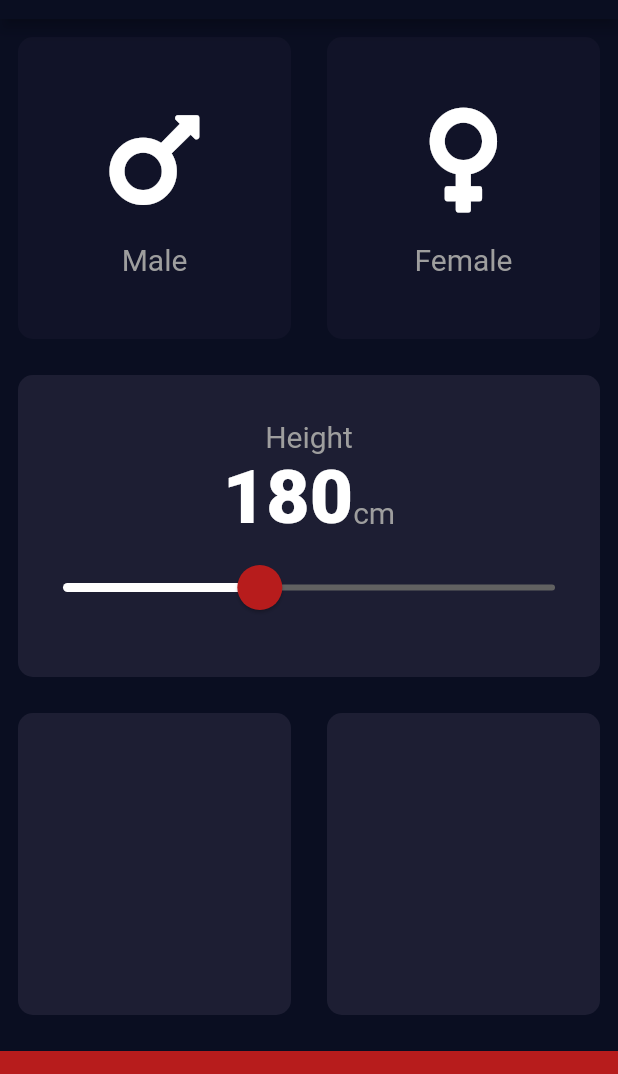
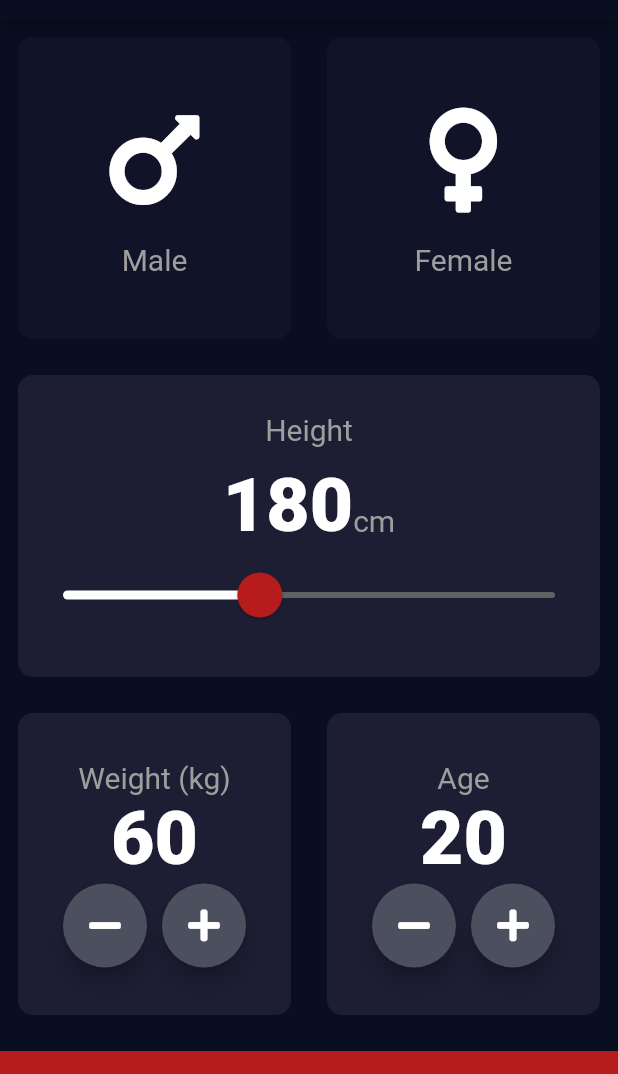
Before and after one commit to RohanBera/BMI-calculator, a Flutter app: the screen it shows after launch, on a phone screen of 412 x 824 dp, the part 65-1139 px from its top. Run offline on Flutter 3.47's test engine with Material 2 defaults, Android fonts, the phone set to English and light mode, and no system bars; our stand-ins replace font_awesome_flutter.

Commit message:
interface done done

```diff
--- a/lib/input_page.dart
+++ b/lib/input_page.dart
@@ -20,6 +20,8 @@ class _InputPageState extends State<InputPage> {
   Color femaleCardColor = kInactiveCardColor;
 
   int height = 180;
+  int weight = 60;
+  int age = 20;
 
   Gender selectedGender;
 
@@ -84,6 +86,9 @@ class _InputPageState extends State<InputPage> {
                       'Height',
                       style: kLabelTextStyle,
                     ),
+                    SizedBox(
+                      height: 10.0,
+                    ),
                     Row(
                       mainAxisAlignment: MainAxisAlignment.center,
                       crossAxisAlignment: CrossAxisAlignment.baseline,
@@ -129,10 +134,88 @@ class _InputPageState extends State<InputPage> {
               child: Row(
                 children: <Widget>[
                   Expanded(
-                    child: ReusableCard(color: kActiveCardColor),
+                    child: ReusableCard(
+                      color: kActiveCardColor,
+                      cardChild: Column(
+                        mainAxisAlignment: MainAxisAlignment.center,
+                        children: <Widget>[
+                          Text(
+                            'Weight (kg)',
+                            style: kLabelTextStyle,
+                          ),
+                          Text(
+                            weight.toString(),
+                            style: kNumberTextStyle,
+                          ),
+                          Row(
+                            mainAxisAlignment: MainAxisAlignment.center,
+                            children: <Widget>[
+                              RoundIconButton(
+                                icon: FontAwesomeIcons.minus,
+                                onPressed: () {
+                                  setState(() {
+                                    weight--;
+                                  });
+                                },
+                              ),
+                              SizedBox(
+                                width: 10.0,
+                              ),
+                              RoundIconButton(
+                                icon: FontAwesomeIcons.plus,
+                                onPressed: () {
+                                  setState(() {
+                                    weight++;
+                                  });
+                                },
+                              ),
+                            ],
+                          ),
+                        ],
+                      ),
+                    ),
                   ),
                   Expanded(
-                    child: ReusableCard(color: kActiveCardColor),
+                    child: ReusableCard(
+                      color: kActiveCardColor,
+                      cardChild: Column(
+                        mainAxisAlignment: MainAxisAlignment.center,
+                        children: <Widget>[
+                          Text(
+                            'Age',
+                            style: kLabelTextStyle,
+                          ),
+                          Text(
+                            age.toString(),
+                            style: kNumberTextStyle,
+                          ),
+                          Row(
+                            mainAxisAlignment: MainAxisAlignment.center,
+                            children: <Widget>[
+                              RoundIconButton(
+                                icon: FontAwesomeIcons.minus,
+                                onPressed: () {
+                                  setState(() {
+                                    age--;
+                                  });
+                                },
+                              ),
+                              SizedBox(
+                                width: 10.0,
+                              ),
+                              RoundIconButton(
+                                icon: FontAwesomeIcons.plus,
+                                onPressed: () {
+                                  setState(() {
+                                    age++;
+                                  });
+                                },
+                              ),
+                            ],
+                          ),
+                        ],
+                      ),
+                    ),
                   ),
                 ],
               ),
@@ -147,3 +230,25 @@ class _InputPageState extends State<InputPage> {
         ));
   }
 }
+
+class RoundIconButton extends StatelessWidget {
+  final IconData icon;
+  final Function onPressed;
+
+  RoundIconButton({@required this.icon, @required this.onPressed});
+
+  @override
+  Widget build(BuildContext context) {
+    return RawMaterialButton(
+      shape: CircleBorder(),
+      fillColor: Color(0xFF4C4F5E),
+      constraints: BoxConstraints.tightFor(
+        width: 56.0,
+        height: 56.0,
+      ),
+      elevation: 6.0,
+      onPressed: onPressed,
+      child: Icon(icon),
+    );
+  }
+}
```
